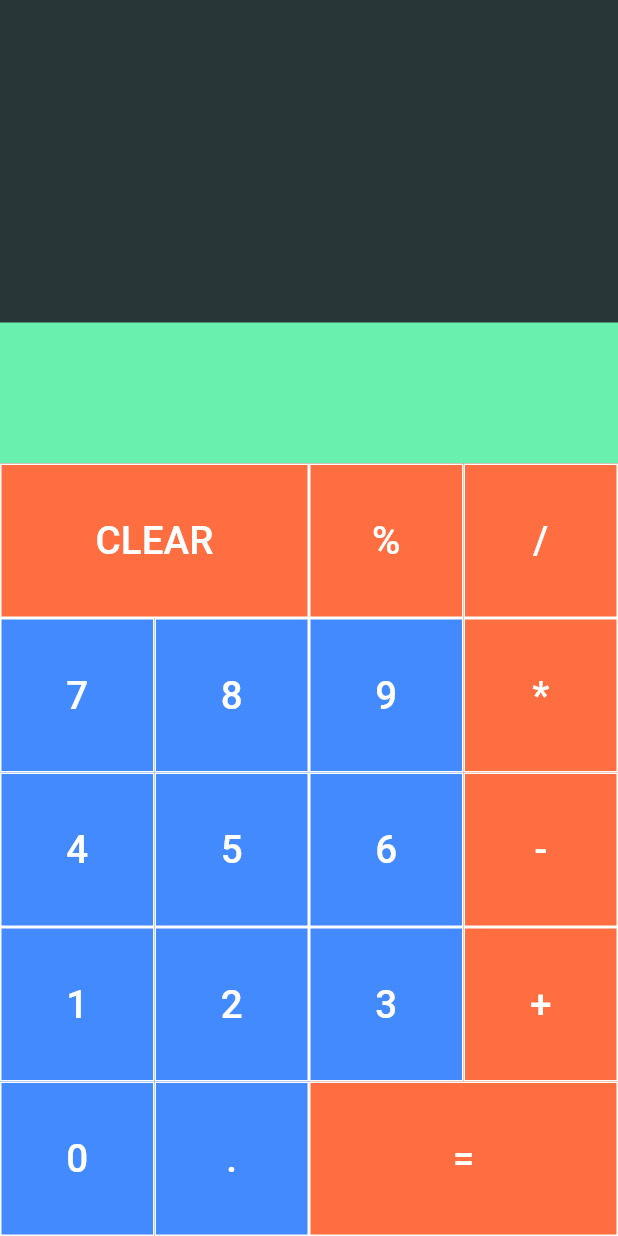
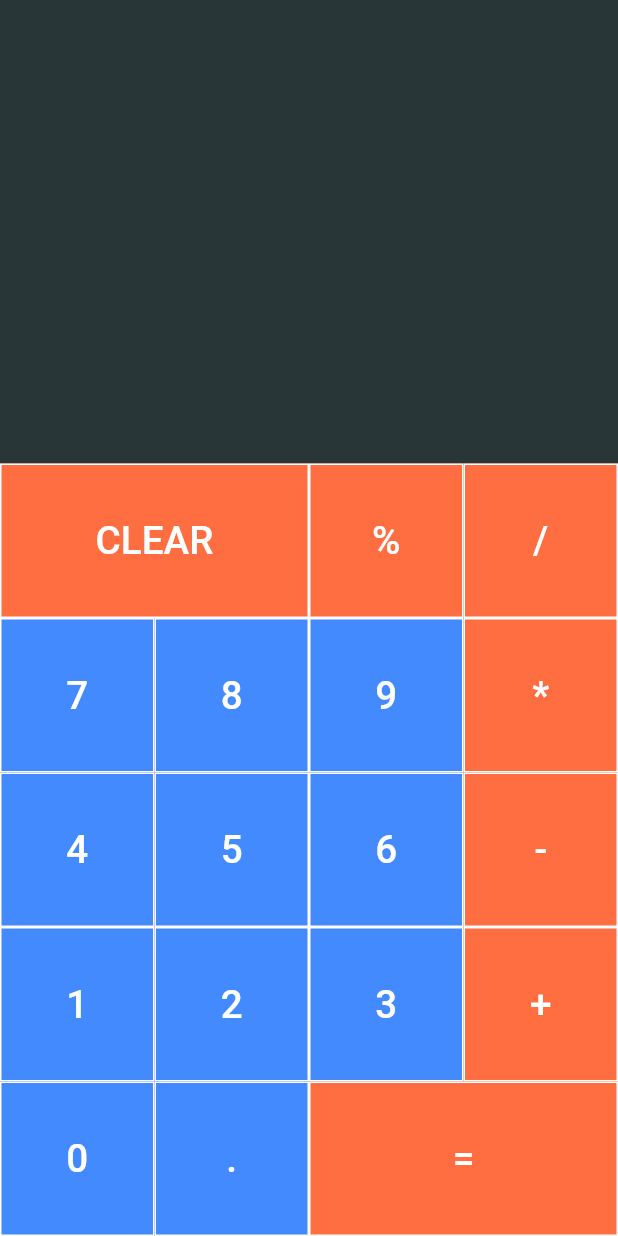
Before and after one commit to ahanafi/flutter-calculator-app, a Flutter app: the screen it shows after launch, on a phone screen of 412 x 824 dp. Run offline on Flutter 3.47's test engine with Material 2 defaults, Android fonts, the phone set to English and light mode, and no system bars; our stand-ins replace math_expressions, toast.

Commit message:
Remove background in text expression

```diff
--- a/lib/main.dart
+++ b/lib/main.dart
@@ -156,7 +156,6 @@ class CalculatorAppState extends State<MyHomePage> {
 
   Widget displayExpression(bool isPotrait, MediaQueryData mediaQuery) {
     return Container(
-      color: Colors.greenAccent,
       child: Text(_mathOperation,
           style: TextStyle(fontSize: 80, color: Colors.white),
           textAlign: TextAlign.right),
```
